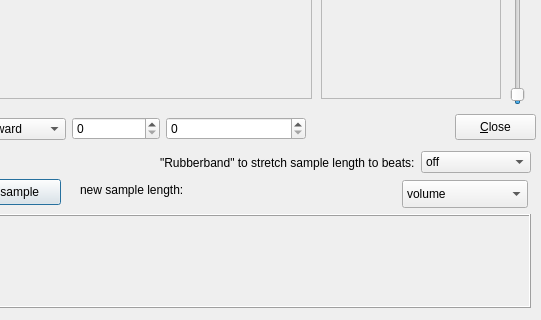
First picture: the form in gui/src/SampleEditor/SampleEditor_UI.ui, repository hydrogen-music/hydrogen, before the edit; both pictures show x 320 to 861 and y 181 to 501 of the 861 by 501 pixel window.
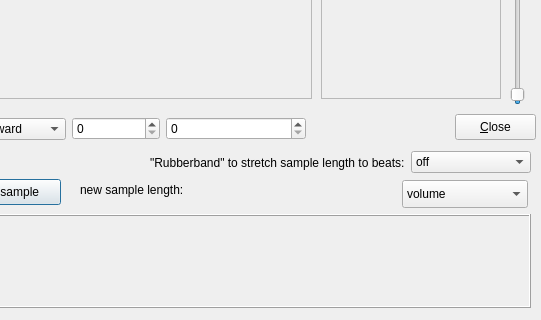
Second picture: the form after the edit.

Commit message: improve the sample-editor: give some quality informations if sampleeditor works with rubberband. background colours from rubberband combo box: grey (default) = rubberband off green = if rubberband can generate good results yellow = middle results red = bad results

What changed in the file:
```diff
--- a/gui/src/SampleEditor/SampleEditor_UI.ui
+++ b/gui/src/SampleEditor/SampleEditor_UI.ui
@@ -305,9 +305,9 @@
   <widget class="QWidget" name="layoutWidget_3">
    <property name="geometry">
     <rect>
-     <x>480</x>
+     <x>470</x>
      <y>330</y>
-     <width>371</width>
+     <width>381</width>
      <height>27</height>
     </rect>
    </property>
```
Left out of the diff: 16 changed lines with no effect on the pictures. The commit also changes 2 other files.
